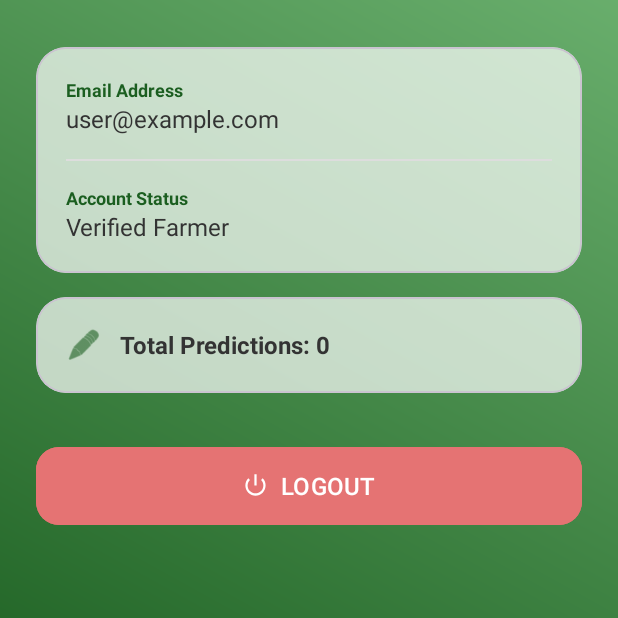
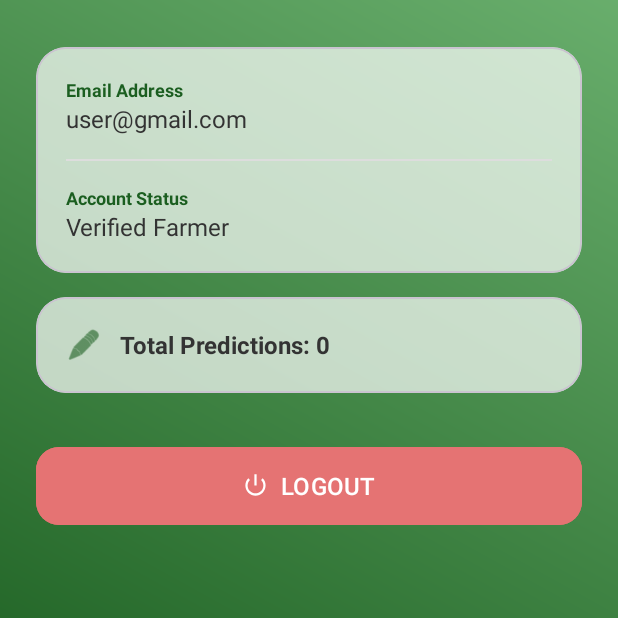
Before and after one commit to svidhi08/CropFit, an Android app: the fragment UserFragment placed in its activity, on a phone screen of 412 x 824 dp, the part 350-968 px from its top. Run offline under Robolectric (Android 15) with nearby library versions, the phone set to English and light mode, and no system bars; our stand-ins replace Firebase (no records; nobody signed in at launch, a user with empty details on screens opened directly).

Commit message:
Changes made in UserActivity XML

```diff
--- a/app/src/main/res/layout/fragment_user.xml
+++ b/app/src/main/res/layout/fragment_user.xml
@@ -62,7 +62,7 @@
                     android:id="@+id/tvProfileEmail"
                     android:layout_width="wrap_content"
                     android:layout_height="wrap_content"
-                    android:text="user@example.com"
+                    android:text="user@gmail.com"
                     android:textColor="#333"
                     android:textSize="16sp" />
 
```
